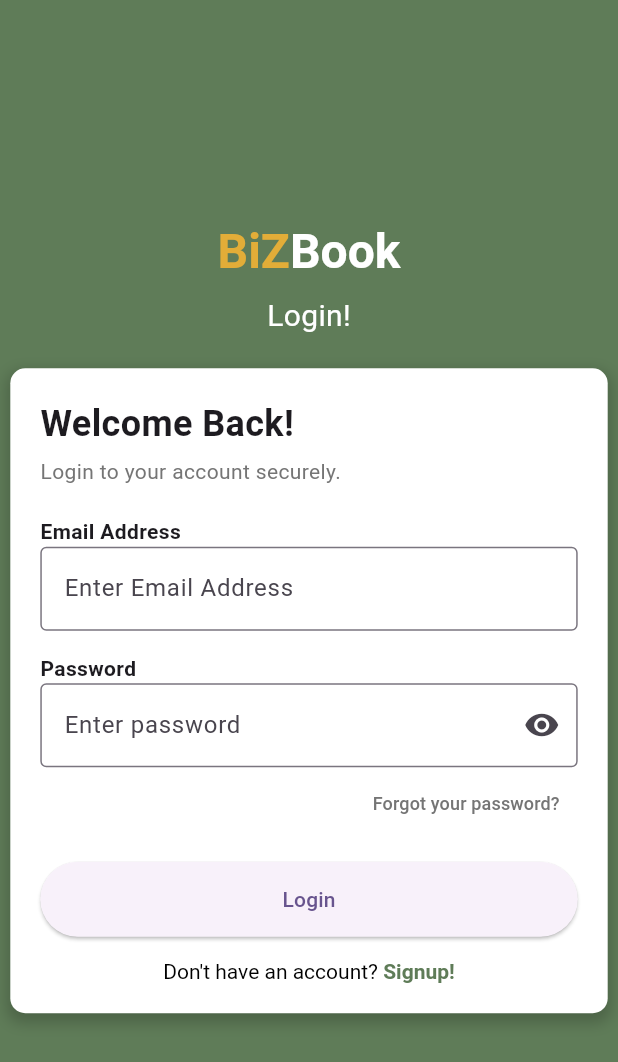
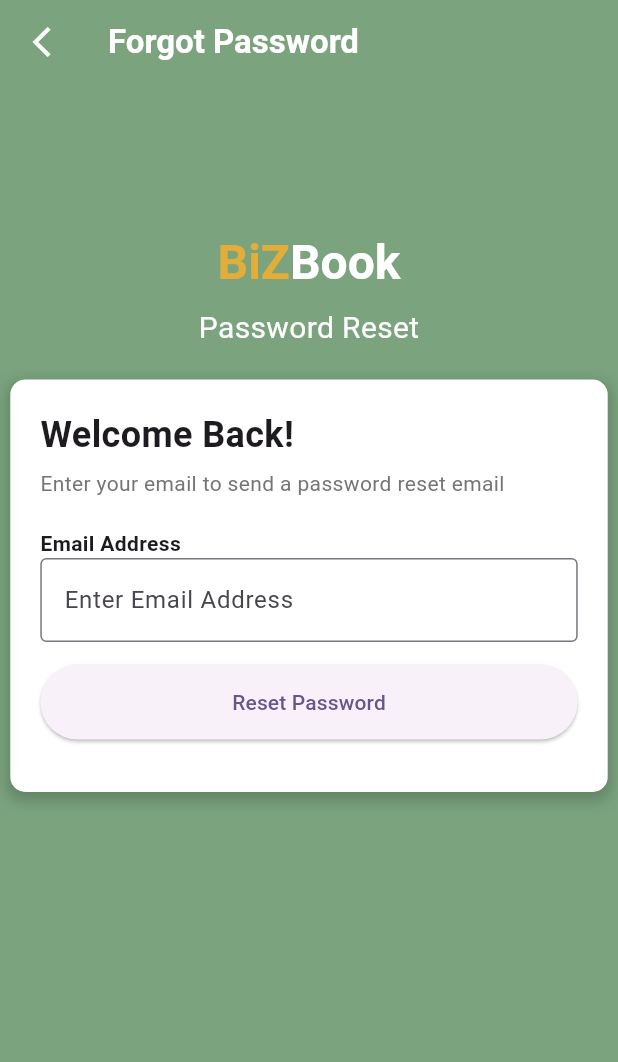
Before and after one commit to G12005/bizbook, a Flutter app: the screen it shows after launch, after a tap on "Forgot your password?", on a phone screen of 412 x 824 dp. Shown: the top 1062 px of the screen. Run offline on Flutter 3.47's test engine with Material 3 defaults, Android fonts, the light colour scheme and no system bars; our stand-ins replace firebase_auth, firebase_core, firebase_database, firebase_storage, image_picker, toastification; accounts and stored records are empty.

Commit message:
final done

```diff
--- a/bizbook/lib/backend/auth.dart
+++ b/bizbook/lib/backend/auth.dart
@@ -1,6 +1,19 @@
 import 'package:firebase_auth/firebase_auth.dart';
+import 'package:flutter/material.dart';
+import 'package:toastification/toastification.dart';
 
-class AuthService {
+class AuthService extends ChangeNotifier {
+  late bool _isAuthenticated = false;
+
+  bool get isAuthenticated => _isAuthenticated;
+
+  Future<void> checkAuthStatus() async {
+    // Check if a user is currently signed in
+    User? user = _auth.currentUser;
+    _isAuthenticated = user != null;
+    notifyListeners();
+  }
+
   final FirebaseAuth _auth = FirebaseAuth.instance;
 
   Future<User?> signInWithEmailAndPassword(
@@ -9,9 +22,11 @@
       UserCredential result = await _auth.signInWithEmailAndPassword(
           email: email, password: password);
       User? user = result.user;
+      notifyListeners();
       return user;
     } catch (e) {
-      print(e.toString());
+      notifyListeners();
+
       return null;
     }
   }
@@ -31,10 +46,37 @@
 
   Future<void> signOut() async {
     try {
-      return await _auth.signOut();
+      await _auth.signOut();
+      _isAuthenticated = false;
+      notifyListeners(); // Notify
     } catch (e) {
       print(e.toString());
       return;
     }
   }
+
+  void showToast(BuildContext context, String msg, bool isSuccess) {
+    toastification.show(
+      context: context,
+      type: isSuccess ? ToastificationType.success : ToastificationType.error,
+      style: ToastificationStyle.flat,
+      alignment: Alignment.bottomCenter,
+      autoCloseDuration: const Duration(seconds: 5),
+      title: Text(
+        msg,
+        textAlign: TextAlign.center,
+      ),
+    );
+  }
+
+  Future<void> sendPasswordResetEmail(
+      String email, BuildContext context) async {
+    try {
+      await _auth.sendPasswordResetEmail(email: email);
+      if (!context.mounted) return;
+      showToast(context, "Password reset email sent", true);
+    } catch (e) {
+      print("Failed to send password reset email: ${e.toString()}");
+    }
+  }
 }
--- a/bizbook/lib/main.dart
+++ b/bizbook/lib/main.dart
@@ -1,14 +1,22 @@
+import 'package:bizbook/backend/auth.dart';
 import 'package:bizbook/firebase_options.dart';
+import 'package:bizbook/pages/dashboard.dart';
 import 'package:bizbook/pages/login.dart';
 import 'package:firebase_core/firebase_core.dart';
 import 'package:flutter/material.dart';
+import 'package:provider/provider.dart';
 
 Future main() async {
   WidgetsFlutterBinding.ensureInitialized();
   await Firebase.initializeApp(
     options: DefaultFirebaseOptions.currentPlatform,
   );
-  runApp(const MyApp());
+  runApp(
+    ChangeNotifierProvider(
+      create: (_) => AuthService()..checkAuthStatus(),
+      child: MyApp(),
+    ),
+  );
 }
 
 class MyApp extends StatelessWidget {
@@ -17,6 +25,7 @@
   // This widget is the root of your application.
   @override
   Widget build(BuildContext context) {
+    final authService = Provider.of<AuthService>(context);
     return MaterialApp(
         title: 'BiZBook',
         debugShowCheckedModeBanner: false,
@@ -39,6 +48,6 @@
           colorScheme: ColorScheme.fromSeed(seedColor: Colors.deepPurple),
           useMaterial3: true,
         ),
-        home: LoginPage());
+        home: authService.isAuthenticated ? const Dashboard() : LoginPage());
   }
 }
--- /dev/null
+++ b/bizbook/lib/pages/forget.dart
@@ -0,0 +1,139 @@
+import 'package:bizbook/backend/auth.dart';
+import 'package:bizbook/widget/appbar.dart';
+import 'package:flutter/material.dart';
+
+class ForgetPage extends StatefulWidget {
+  const ForgetPage({super.key});
+
+  @override
+  ForgetPageState createState() => ForgetPageState();
+}
+
+class ForgetPageState extends State<ForgetPage> {
+  final _emailController = TextEditingController();
+  final AuthService _authService = AuthService();
+  bool _isLoading = false;
+
+  @override
+  Widget build(BuildContext context) {
+    final width = MediaQuery.of(context).size.width;
+    return Scaffold(
+      appBar: backAppBar("Forgot Password", context, []),
+      backgroundColor: Color(0xFF7BA37E),
+      body: SizedBox(
+        height: MediaQuery.of(context).size.height / 1.2,
+        width: double.infinity,
+        child: SingleChildScrollView(
+          child: Column(
+            crossAxisAlignment: CrossAxisAlignment.center,
+            mainAxisAlignment: MainAxisAlignment.center,
+            children: [
+              SizedBox(
+                height: 100,
+              ),
+              RichText(
+                text: TextSpan(
+                  style: TextStyle(fontSize: 32, fontWeight: FontWeight.bold),
+                  children: [
+                    TextSpan(
+                        text: 'BiZ',
+                        style: TextStyle(color: Color(0xFFE2AD38))),
+                    TextSpan(
+                        text: 'Book', style: TextStyle(color: Colors.white)),
+                  ],
+                ),
+              ),
+              SizedBox(height: 10),
+              Text(
+                'Password Reset',
+                style: TextStyle(color: Colors.white, fontSize: 20),
+              ),
+              SizedBox(height: 20),
+              Container(
+                width: width - width / 30,
+                padding: EdgeInsets.all(20),
+                decoration: BoxDecoration(
+                  color: Colors.white,
+                  borderRadius: BorderRadius.circular(10),
+                  boxShadow: [
+                    BoxShadow(
+                      color: Colors.black.withOpacity(0.2),
+                      spreadRadius: 2,
+                      blurRadius: 8,
+                      offset: Offset(0, 4),
+                    ),
+                  ],
+                ),
+                child: Column(
+                  crossAxisAlignment: CrossAxisAlignment.start,
+                  children: [
+                    Text(
+                      'Welcome Back!',
+                      style:
+                          TextStyle(fontSize: 24, fontWeight: FontWeight.bold),
+                    ),
+                    SizedBox(height: 5),
+                    Text(
+                      'Enter your email to send a password reset email',
+                      style: TextStyle(fontSize: 14, color: Colors.grey[600]),
+                    ),
+                    SizedBox(height: 20),
+                    Text(
+                      'Email Address',
+                      style: TextStyle(fontWeight: FontWeight.bold),
+                    ),
+                    TextField(
+                      controller: _emailController,
+                      keyboardType: TextInputType.emailAddress,
+                      decoration: InputDecoration(
+                        hintText: 'Enter Email Address',
+                        border: OutlineInputBorder(),
+                      ),
+                    ),
+                    SizedBox(height: 15),
+                    _isLoading
+                        ? Center(child: CircularProgressIndicator())
+                        : ElevatedButton(
+                            style: ElevatedButton.styleFrom(
+                              minimumSize: Size(double.infinity, 50),
+                            ),
+                            onPressed: () async {
+                              if (_emailController.text.isEmpty) {
+                                ScaffoldMessenger.of(context).showSnackBar(
+                                  SnackBar(
+                                    content:
+                                        Text('Please enter email and password'),
+                                    backgroundColor: Colors.red,
+                                  ),
+                                );
+                                return;
+                              }
+
+                              setState(() {
+                                _isLoading = true;
+                              });
+
+                              await _authService.sendPasswordResetEmail(
+                                _emailController.text,
+                                context,
+                              );
+
+                              setState(() {
+                                _emailController.text = "";
+                                _isLoading = false;
+                              });
+                              if (!context.mounted) return;
+                            },
+                            child: Text('Reset Password'),
+                          ),
+                    SizedBox(height: 15),
+                  ],
+                ),
+              ),
+            ],
+          ),
+        ),
+      ),
+    );
+  }
+}
--- a/bizbook/lib/pages/login.dart
+++ b/bizbook/lib/pages/login.dart
@@ -1,5 +1,7 @@
 import 'package:bizbook/backend/auth.dart';
 import 'package:bizbook/pages/dashboard.dart'; // Import AuthService
+import 'package:bizbook/pages/forget.dart';
+import 'package:flutter/cupertino.dart';
 import 'package:flutter/material.dart';
 
 class LoginPage extends StatefulWidget {
@@ -118,7 +120,12 @@
                               TextStyle(color: Colors.grey[600], fontSize: 12),
                         ),
                         onPressed: () {
-                          //TODO: Implement password reset
+                          Navigator.push(
+                            context,
+                            CupertinoPageRoute(
+                              builder: (context) => ForgetPage(),
+                            ),
+                          );
                         },
                       ),
                     ),
--- a/bizbook/lib/widget/appbar.dart
+++ b/bizbook/lib/widget/appbar.dart
@@ -1,7 +1,12 @@
+import 'package:bizbook/backend/auth.dart';
 import 'package:bizbook/pages/dashboard.dart';
+import 'package:bizbook/pages/inventory.dart';
+import 'package:bizbook/pages/login.dart';
+import 'package:firebase_auth/firebase_auth.dart';
 import 'package:flutter/material.dart';
 
 Widget drawer(BuildContext context, String name) {
+  User? user = FirebaseAuth.instance.currentUser;
   return Drawer(
     child: ListView(
       padding: EdgeInsets.zero,
@@ -12,26 +17,32 @@
           ),
           child: Column(
             crossAxisAlignment: CrossAxisAlignment.start,
-            children: const [
+            children: [
               CircleAvatar(
                 radius: 30,
                 backgroundColor: Colors.white,
-                child: Icon(
-                  Icons.person,
-                  size: 40,
-                  color: Color(0xFF7BA37E),
-                ),
+                child: user!.photoURL != null
+                    ? SizedBox(
+                        height: 40,
+                        width: 40,
+                        child: Image.network(user.photoURL ?? ""),
+                      )
+                    : Icon(
+                        Icons.person,
+                        size: 40,
+                        color: Color(0xFF7BA37E),
+                      ),
               ),
               SizedBox(height: 10),
               Text(
-                'User Name',
+                user.displayName ?? "",
                 style: TextStyle(
                   color: Colors.white,
                   fontSize: 18,
                 ),
               ),
               Text(
-                'user@example.com',
+                user.email ?? "",
                 style: TextStyle(
                   color: Colors.white70,
                   fontSize: 14,
@@ -45,6 +56,7 @@
           title: const Text('Dashboard'),
           selected: name == "Dashboard" ? true : false,
           onTap: () {
+            if (name == "Dashboard") return;
             Navigator.pushReplacement(
               context,
               MaterialPageRoute(
@@ -59,7 +71,13 @@
           selected: name == "Inventory" ? true : false,
           selectedTileColor: Colors.green.withOpacity(0.1),
           onTap: () {
-            Navigator.pop(context);
+            if (name != "Inventory") return;
+            Navigator.push(
+              context,
+              MaterialPageRoute(
+                builder: (context) => InventoryScreen(),
+              ),
+            );
           },
         ),
         ListTile(
@@ -99,8 +117,13 @@
           leading: const Icon(Icons.logout),
           title: const Text('Logout'),
           onTap: () {
-            Navigator.pop(context);
-            // Implement logout functionality
+            AuthService().signOut();
+            Navigator.pushReplacement(
+              context,
+              MaterialPageRoute(
+                builder: (context) => LoginPage(),
+              ),
+            );
           },
         ),
       ],
@@ -108,8 +131,31 @@
   );
 }
 
+AppBar backAppBar(String name, BuildContext context, List<Widget>? actions) {
+  return AppBar(
+    actions: actions,
+    backgroundColor: Color(0xFF7BA37E),
+    leading: IconButton(
+      onPressed: () {
+        Navigator.pop(context);
+      },
+      icon: Icon(
+        Icons.arrow_back_ios_outlined,
+        color: Colors.white,
+      ),
+    ),
+    title: Text(
+      name,
+      style: TextStyle(
+        color: Colors.white,
+        fontWeight: FontWeight.bold,
+      ),
+    ),
+  );
+}
+
 AppBar appbaar(String name) {
-  int _notificationCount = 1; // Example notification count
+  int notificationCount = 1; // Example notification count
   return AppBar(
     backgroundColor: const Color(0xFF7BA37E),
     title: Text(
@@ -117,6 +163,7 @@
       style: const TextStyle(
         fontSize: 24,
         fontWeight: FontWeight.bold,
+        color: Colors.white,
       ),
     ),
     leading: Builder(
@@ -135,10 +182,10 @@
                 const Icon(Icons.notifications, color: Colors.white, size: 28),
             onPressed: () {
               // Show notifications
-              _notificationCount = 0; // Clear notifications when viewed
+              notificationCount = 0; // Clear notifications when viewed
             },
           ),
-          if (_notificationCount > 0)
+          if (notificationCount > 0)
             Positioned(
               right: 8,
               top: 8,
@@ -153,7 +200,7 @@
                   minHeight: 16,
                 ),
                 child: Text(
-                  _notificationCount.toString(),
+                  notificationCount.toString(),
                   style: const TextStyle(
                     color: Colors.white,
                     fontSize: 10,
--- a/bizbook/pubspec.yaml
+++ b/bizbook/pubspec.yaml
@@ -40,6 +40,11 @@
   firebase_storage: ^12.4.4
   image_picker: ^1.1.2
   path: ^1.9.0
+  provider: ^6.1.2
+  toastification: ^3.0.2
+  intl: ^0.20.2
+  fl_chart: ^0.70.2
+  uuid: ^4.5.1
 
 dev_dependencies:
   flutter_test:
```
Also changed, not shown: bizbook/pubspec.lock.
